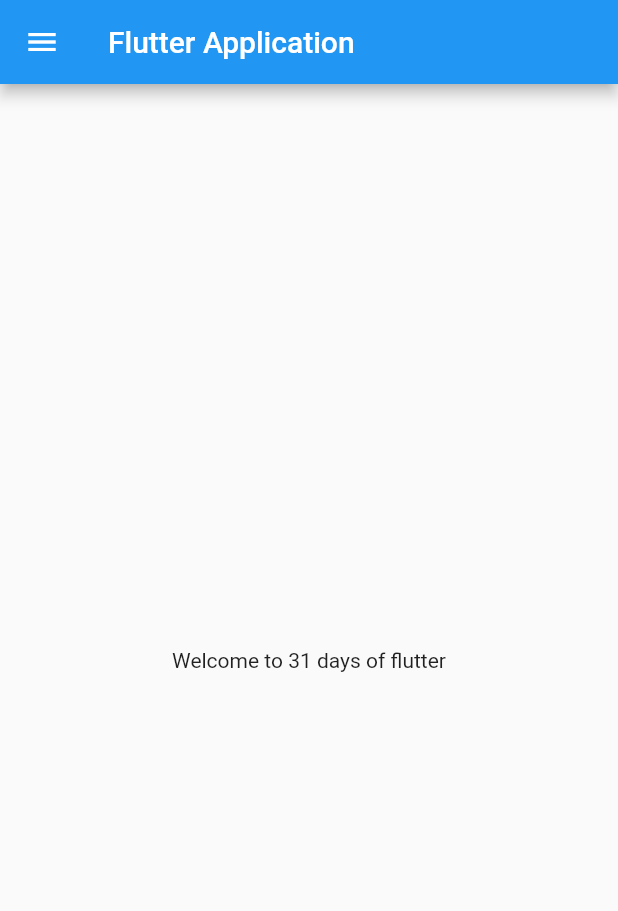
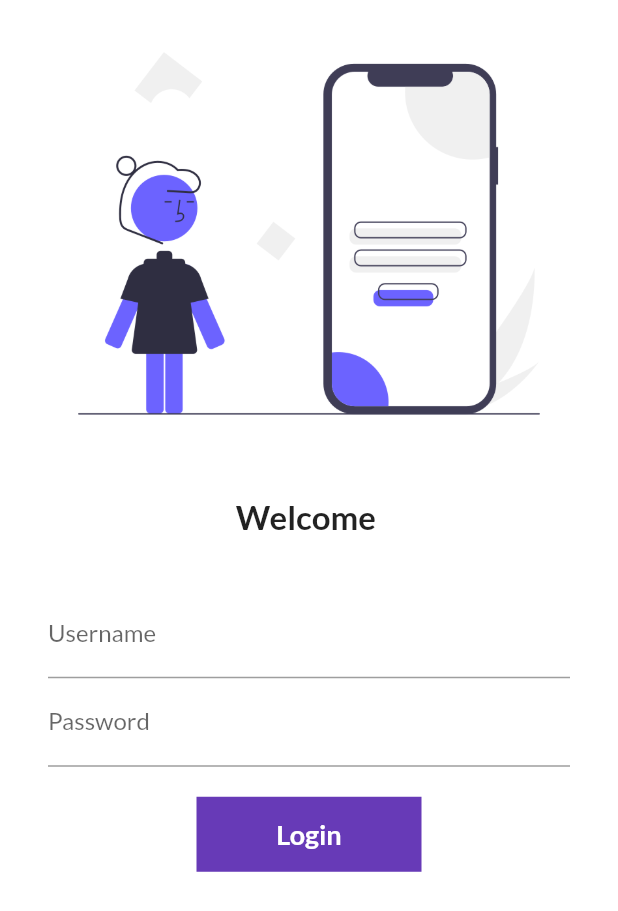
Before and after one commit to kapilthapliyal0001/flutter_ios_maps, a Flutter app: the screen it shows after launch, on a phone screen of 412 x 824 dp. Shown: the top 911 px of the screen. Run offline on Flutter 3.47's test engine with Material 2 defaults, Android fonts, the phone set to English and light mode, and no system bars; our stand-ins replace google_fonts.

Commit message:
some features Routes and Animations

```diff
--- a/app_maps/lib/home_page.dart
+++ /dev/null
@@ -1,22 +0,0 @@
-import 'package:flutter/material.dart';
-
-class HomePage extends StatelessWidget {
-  const HomePage({ Key? key }) : super(key: key);
-
-  @override
-  Widget build(BuildContext context) {
-    int days = 31;
-    return Scaffold(
-      appBar: AppBar(
-        title: Text("Flutter Application"),
-      ),
-        body: Center(
-          child: Container(
-            child: Text("Welcome to $days days of flutter",
-            ),
-            ),
-            ),
-            drawer: Drawer(),
-            );
-  }
-}
--- a/app_maps/lib/main.dart
+++ b/app_maps/lib/main.dart
@@ -1,17 +1,31 @@
-import 'package:app_maps/home_page.dart';
+import 'package:app_maps/screens/home_page.dart';
+import 'package:app_maps/screens/login_page.dart';
+import 'package:app_maps/utils/routes.dart';
 import 'package:flutter/material.dart';
+import 'package:google_fonts/google_fonts.dart';
 
 void main() {
   runApp(MyApp());
 }
 
 class MyApp extends StatelessWidget {
-  const MyApp({ Key? key }) : super(key: key);
+  const MyApp({Key? key}) : super(key: key);
 
   @override
   Widget build(BuildContext context) {
     return MaterialApp(
-      home: HomePage(),
+      // home: HomePage(),
+      themeMode: ThemeMode.light,
+      theme: ThemeData(
+          primarySwatch: Colors.purple,
+          fontFamily: GoogleFonts.lato().fontFamily
+          // primaryTextTheme: GoogleFonts.latoTextTheme(),
+          ),
+      routes: {
+        "/": (context) => LoginPage(),
+        MyRoutes.homeRuote: (context) => HomePage(),
+        MyRoutes.loginRuote: (context) => LoginPage()
+      },
     );
   }
 }
--- /dev/null
+++ b/app_maps/lib/screens/home_page.dart
@@ -0,0 +1,26 @@
+import 'package:flutter/material.dart';
+
+class HomePage extends StatelessWidget {
+  const HomePage({Key? key}) : super(key: key);
+
+  @override
+  Widget build(BuildContext context) {
+    int days = 31;
+
+    return Scaffold(
+      appBar: AppBar(
+        title: Text(
+          "Flutter Application",
+        ),
+      ),
+      body: Center(
+        child: Container(
+          child: Text(
+            "Welcome to $days days of flutter",
+          ),
+        ),
+      ),
+      drawer: Drawer(),
+    );
+  }
+}
--- /dev/null
+++ b/app_maps/lib/screens/login_page.dart
@@ -0,0 +1,121 @@
+import 'package:app_maps/utils/routes.dart';
+import 'package:flutter/material.dart';
+
+class LoginPage extends StatefulWidget {
+  @override
+  _LoginPageState createState() => _LoginPageState();
+}
+
+class _LoginPageState extends State<LoginPage> {
+  String name = "";
+  bool changeButton = false;
+  @override
+  Widget build(BuildContext context) {
+    return Material(
+        color: Colors.white,
+        child: SingleChildScrollView(
+          child: Column(
+            children: [
+              Image.asset(
+                "assets/images/login_img.png",
+                fit: BoxFit.cover,
+              ),
+              SizedBox(
+                height: 20.0,
+                // child: Text("ijnsdcijen"),
+              ),
+              Text(
+                "Welcome $name",
+                style: TextStyle(
+                  fontSize: 22,
+                  fontWeight: FontWeight.bold,
+                ),
+              ),
+              SizedBox(
+                height: 20.0,
+              ),
+              Padding(
+                padding: const EdgeInsets.symmetric(
+                    vertical: 16.0, horizontal: 32.0),
+                child: Column(
+                  children: [
+                    TextFormField(
+                      decoration: InputDecoration(
+                        hintText: "Enter Username",
+                        labelText: "Username",
+                      ),
+                      onChanged: (value) {
+                        setState(() {
+                          name = value;
+                        });
+                      },
+                    ),
+                    TextFormField(
+                      obscureText: true,
+                      decoration: InputDecoration(
+                        hintText: "Enter Password",
+                        labelText: "Password",
+                      ),
+                    ),
+                    SizedBox(
+                      height: 20.0,
+                    ),
+                    InkWell(
+                      onTap: () async {
+                        setState(() {
+                          changeButton = !changeButton;
+                        });
+                        await Future.delayed(Duration(seconds: 1));
+                        Navigator.pushNamed(context, MyRoutes.homeRuote);
+                      },
+                      child: AnimatedContainer(
+                        duration: Duration(seconds: 1),
+                        height: 50,
+                        width: changeButton ? 50 : 150,
+                        // color: Colors.deepPurple,
+                        alignment: Alignment.center,
+                        decoration: BoxDecoration(
+                          shape: changeButton
+                              ? BoxShape.circle
+                              : BoxShape.rectangle,
+                          color: Colors.deepPurple,
+                          // borderRadius: changeButton
+                          //     ? BorderRadius.circular(20.0)
+                          //     : BorderRadius.circular(8.0),
+                        ),
+                        child: changeButton
+                            ? Icon(
+                                Icons.done,
+                                color: Colors.white,
+                              )
+                            : Text(
+                                "Login",
+                                style: TextStyle(
+                                  color: Colors.white,
+                                  fontWeight: FontWeight.bold,
+                                  fontSize: 18,
+                                ),
+                              ),
+                      ),
+                    )
+                    // ElevatedButton(
+                    //     child: Text("Login"),
+                    //     onPressed: () {
+                    //       print("submit has been clicked");
+                    //       Navigator.pushNamed(
+                    //           context,
+                    //           MyRoutes
+                    //               .homeRuote); // checke the documentation of Navigator
+                    //       // as we dont need to make its object as it
+                    //       // is also usign the static thing inside and not () used
+                    //     },
+                    //     style:
+                    //         TextButton.styleFrom(minimumSize: Size(150, 40))),
+                  ],
+                ),
+              )
+            ],
+          ),
+        ));
+  }
+}
--- /dev/null
+++ b/app_maps/lib/utils/routes.dart
@@ -0,0 +1,5 @@
+class MyRoutes {
+  // we dont need to make objects again and again so we make it static;
+  static String loginRuote = "/login";
+  static String homeRuote = "/home";
+}
--- a/app_maps/pubspec.yaml
+++ b/app_maps/pubspec.yaml
@@ -32,6 +32,7 @@ dependencies:
 dev_dependencies:
   flutter_test:
     sdk: flutter
+  google_fonts: ^2.1.0
 
 # For information on the generic Dart part of this file, see the
 # following page: https://dart.dev/tools/pub/pubspec
@@ -45,9 +46,8 @@ flutter:
   uses-material-design: true
 
   # To add assets to your application, add an assets section, like this:
-  # assets:
-  #   - images/a_dot_burr.jpeg
-  #   - images/a_dot_ham.jpeg
+  assets:
+    - assets/images/
 
   # An image asset can refer to one or more resolution-specific "variants", see
   # https://flutter.dev/assets-and-images/#resolution-aware.
```
Also changed, not shown: app_maps/assets/images/login_img.png (added), app_maps/pubspec.lock, 6 other files.
